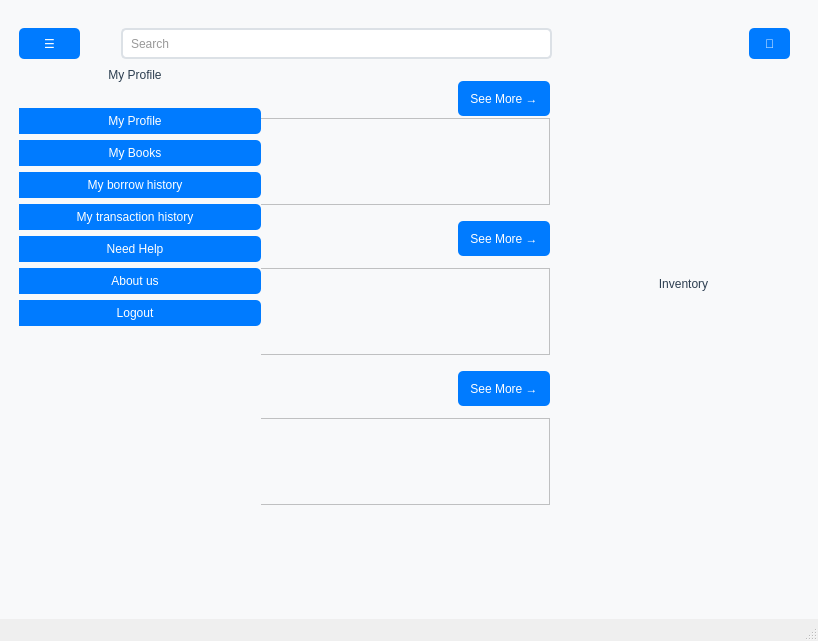
PocketLib-Devs/PocketLib, file mainwindow.ui: the form before one commit.
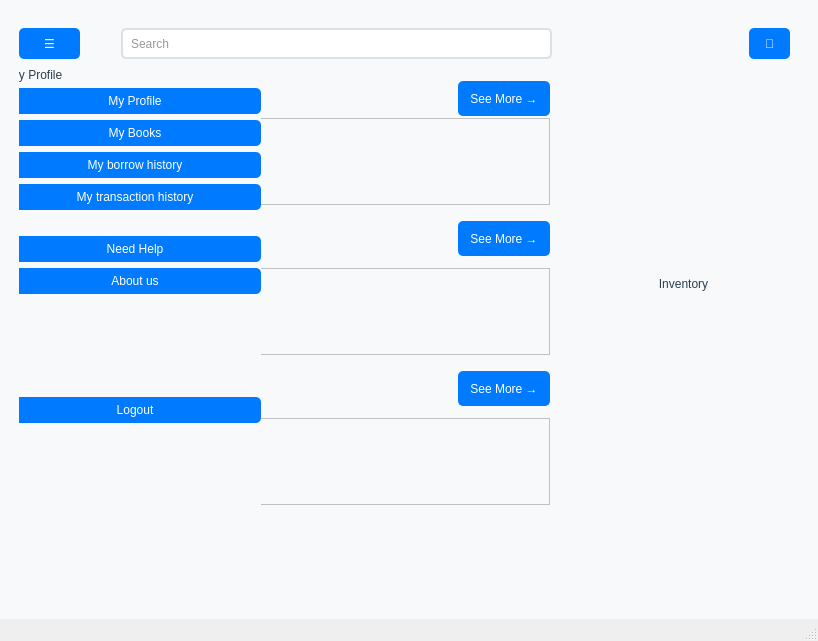
The form after the commit.

Diff of the .ui file:
```diff
--- a/mainwindow.ui
+++ b/mainwindow.ui
@@ -225,19 +225,6 @@
        </layout>
       </widget>
       <widget class="QWidget" name="studentDashboardPage">
-       <widget class="QPushButton" name="logoutStudent">
-        <property name="geometry">
-         <rect>
-          <x>330</x>
-          <y>440</y>
-          <width>90</width>
-          <height>31</height>
-         </rect>
-        </property>
-        <property name="text">
-         <string>Logout</string>
-        </property>
-       </widget>
        <widget class="QWidget" name="horizontalLayoutWidget">
         <property name="geometry">
          <rect>
@@ -552,19 +539,12 @@
                    <string>My Profile</string>
                   </property>
                   <property name="alignment">
-                   <set>Qt::AlignmentFlag::AlignCenter</set>
+                   <set>Qt::AlignmentFlag::AlignLeading|Qt::AlignmentFlag::AlignLeft|Qt::AlignmentFlag::AlignVCenter</set>
                   </property>
                  </widget>
                 </item>
                 <item>
-                 <widget class="QLabel" name="label_11">
-                  <property name="text">
-                   <string/>
-                  </property>
-                 </widget>
-                </item>
-                <item>
-                 <widget class="QPushButton" name="profile_btn_3">
+                 <widget class="QPushButton" name="profile_btn_user">
                   <property name="text">
                    <string>My Profile</string>
                   </property>
@@ -592,7 +572,14 @@
                  </widget>
                 </item>
                 <item>
-                 <widget class="QPushButton" name="help_btn_3">
+                 <widget class="QLabel" name="label_11">
+                  <property name="text">
+                   <string/>
+                  </property>
+                 </widget>
+                </item>
+                <item>
+                 <widget class="QPushButton" name="help_btn_user">
                   <property name="text">
                    <string>Need Help</string>
                   </property>
@@ -606,7 +593,20 @@
                  </widget>
                 </item>
                 <item>
-                 <widget class="QPushButton" name="logoutAdmin_3">
+                 <spacer name="verticalSpacer_10">
+                  <property name="orientation">
+                   <enum>Qt::Orientation::Vertical</enum>
+                  </property>
+                  <property name="sizeHint" stdset="0">
+                   <size>
+                    <width>20</width>
+                    <height>10</height>
+                   </size>
+                  </property>
+                 </spacer>
+                </item>
+                <item>
+                 <widget class="QPushButton" name="logoutStudent">
                   <property name="text">
                    <string>Logout</string>
                   </property>
```
Left out of the diff: 37 changed lines with no effect on the pictures.
